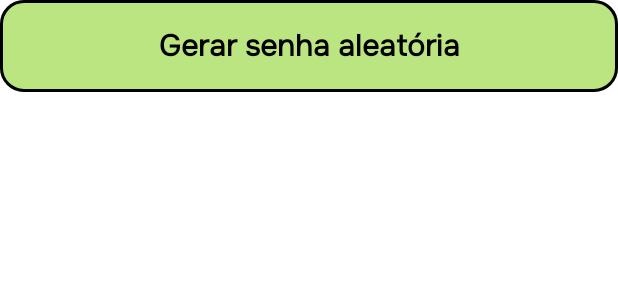
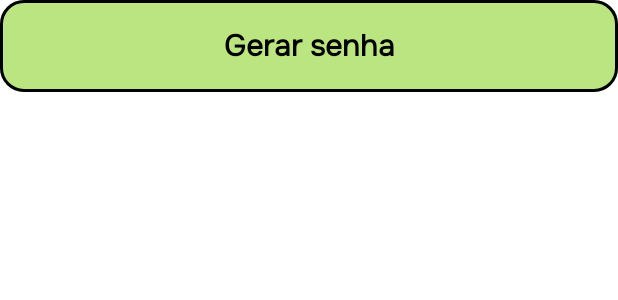
Before and after one commit to flavio-junior/Safe-Pass, an Android app built with Jetpack Compose: the @Preview function ButtonPreview, on a phone screen of 412 x 824 dp. Shown: the top 300 px of the screen. Run offline under Robolectric (Android 15) with nearby library versions, the phone set to English and light mode, and no system bars.

```diff
--- a/app/src/main/java/br/com/safe/pass/components/ui/Button.kt
+++ b/app/src/main/java/br/com/safe/pass/components/ui/Button.kt
@@ -8,6 +8,7 @@ import androidx.compose.runtime.Composable
 import androidx.compose.ui.Alignment
 import androidx.compose.ui.Modifier
 import androidx.compose.ui.res.stringResource
+import androidx.compose.ui.text.style.TextAlign
 import androidx.compose.ui.tooling.preview.Preview
 import br.com.safe.pass.R
 import br.com.safe.pass.components.utils.onBorder
@@ -32,7 +33,7 @@ fun Button(
             .padding(all = Themes.size.spaceSize18)
             .fillMaxWidth()
     ) {
-        Description(description = stringResource(id = label))
+        Description(description = stringResource(id = label), textAlign = TextAlign.Center)
     }
 }
 
--- a/app/src/main/java/br/com/safe/pass/ui/view/GeneratePasswordScreen.kt
+++ b/app/src/main/java/br/com/safe/pass/ui/view/GeneratePasswordScreen.kt
@@ -47,7 +47,6 @@ fun GeneratePasswordScreen(
             .background(color = Themes.colors.background)
             .fillMaxSize()
             .padding(horizontal = Themes.size.spaceSize36)
-            .verticalScroll(state = rememberScrollState())
     ) {
         Title(
             modifier = modifier
@@ -57,7 +56,9 @@ fun GeneratePasswordScreen(
             textAlign = TextAlign.Center
         )
         Column(
-            modifier = modifier.weight(weight = WEIGHT_SIZE),
+            modifier = modifier
+                .verticalScroll(state = rememberScrollState())
+                .weight(weight = WEIGHT_SIZE),
             verticalArrangement = Arrangement.spacedBy(space = Themes.size.spaceSize8)) {
             Title(title = stringResource(id = R.string.include))
             Item(
--- a/app/src/main/res/values/strings.xml
+++ b/app/src/main/res/values/strings.xml
@@ -8,7 +8,7 @@
     <string name="numbers">Números</string>
     <string name="symbols">Caracteres Espaciais</string>
     <string name="length_password">Tamanho da Senha</string>
-    <string name="generate_password">Gerar senha aleatória</string>
+    <string name="generate_password">Gerar senha</string>
     <string name="copy_password">Copiar senha</string>
     <string name="clean_password">Apagar senha</string>
     <string name="size_password">Tamanho da senha</string>
```
